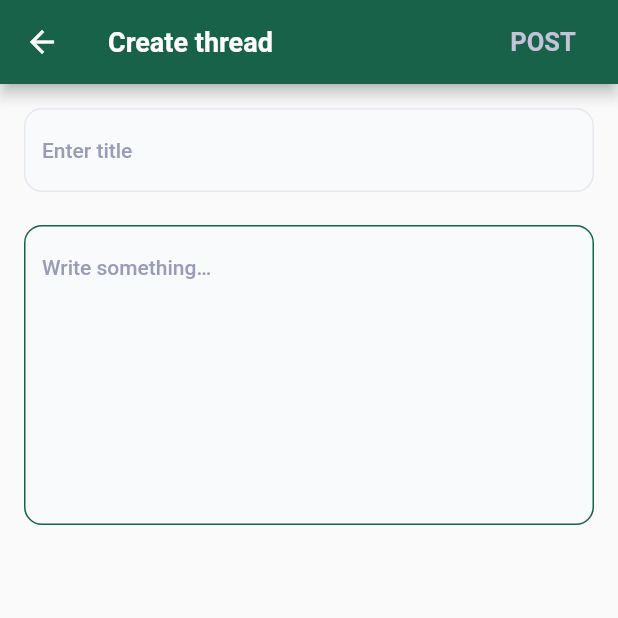
After one commit to Kairete/KaireteApp, a Flutter app: the ThredCreateScreen screen opened directly, on a phone screen of 412 x 824 dp, the top half of it. The commit adds this screen. Run offline on Flutter 3.47's test engine with Material 2 defaults, Android fonts, the phone set to English and light mode, and no system bars; our stand-ins replace awesome_notifications, cached_network_image, contained_tab_bar_view, dio, firebase_core, firebase_messaging and 10 more; accounts and stored records are empty; network calls fail; Roboto replaces fonts that are missing (BeVietnamPro); statements that could not run were skipped; project files that could hold a hidden picture were left out.

Commit message:
update forum

```diff
--- a/lib/components/kairete_icon.dart
+++ b/lib/components/kairete_icon.dart
@@ -27,6 +27,7 @@ class SvgIcon extends StatelessWidget {
         width: width,
         height: height,
         color: color ?? kPrimaryColor,
+        fit: BoxFit.scaleDown,
       ),
     );
   }
--- a/lib/constants/api_routes.dart
+++ b/lib/constants/api_routes.dart
@@ -14,4 +14,5 @@ class ApiRoutes {
   static const pushFCM = 'api/users/';
   static const nodeList = 'api/nodes';
   static const nodeDetail = 'api/forums/';
+  static const createThread = 'api/threads';
 }
--- /dev/null
+++ b/lib/features/forum/controllers/thread_create_controller.dart
@@ -0,0 +1,50 @@
+import 'package:flutter/material.dart';
+import 'package:get/get.dart';
+
+import 'package:kairete/components/kairete_popup.dart';
+import 'package:kairete/features/forum/controllers/forum_detail_controller.dart';
+import 'package:kairete/features/newsfeed/controllers/newsfeed_controller.dart';
+import 'package:kairete/features/newsfeed/usecase/newsfeed_usecase.dart';
+
+import '../models/forum_model.dart';
+import '../usecase/forum_usecase.dart';
+
+class ThredCreateController extends GetxController {
+  ForumUsecase usecase = IForumUsecase();
+  TextEditingController textController = TextEditingController();
+  TextEditingController titleController = TextEditingController();
+
+  var isEnable = false.obs;
+  var paths = [].obs;
+  Nodes? item;
+
+  @override
+  void onInit() {
+    item = Get.arguments['item'];
+    super.onInit();
+  }
+
+  void textOnChanged() {
+    isEnable.value =
+        textController.text.isNotEmpty && titleController.text.isNotEmpty;
+  }
+
+  void onCreate() async {
+    final body = {
+      'node_id': item?.nodeId,
+      'title': titleController.text,
+      'message': textController.text,
+    };
+    final json = await usecase.createThread(body: body);
+    if (json != null) {
+      showKairetePopup(
+        onTapDone: () {
+          final forumControler = Get.find<ForumDetailController>();
+          forumControler.fetchItems();
+          Get.back();
+        },
+        content: 'Create successfuly',
+      );
+    }
+  }
+}
--- /dev/null
+++ b/lib/features/forum/screens/thread_create_screen.dart
@@ -0,0 +1,71 @@
+import 'dart:io';
+
+import 'package:flutter/material.dart';
+import 'package:kairete/components/kairete_button.dart';
+import 'package:kairete/components/kairete_form.dart';
+import 'package:kairete/features/newsfeed/controllers/create_newsfeed_controller.dart';
+import 'package:get/get.dart';
+import 'package:flutter_screenutil/flutter_screenutil.dart';
+import '../../../constants/color.dart';
+import '../../../constants/font_constant.dart';
+import '../controllers/thread_create_controller.dart';
+
+// ignore: must_be_immutable
+class ThredCreateScreen extends StatelessWidget {
+  ThredCreateScreen({Key? key}) : super(key: key);
+
+  ThredCreateController controller = Get.put(ThredCreateController());
+
+  @override
+  Widget build(BuildContext context) {
+    return Scaffold(
+      appBar: AppBar(
+        backgroundColor: kPrimaryColor,
+        title: Text(
+          'Create thread',
+          style: kTextHeadingStyle.copyWith(color: Colors.white),
+        ),
+        actions: [
+          Obx(() => KairetePrimaryButton(
+                onTap: () {
+                  controller.onCreate();
+                },
+                title: 'POST',
+                width: 100,
+                state: controller.isEnable.value
+                    ? StateButton.active
+                    : StateButton.disable,
+              ))
+        ],
+      ),
+      body: SingleChildScrollView(
+        child: Container(
+          padding: const EdgeInsets.all(16),
+          child: SafeArea(
+            child: Column(
+              crossAxisAlignment: CrossAxisAlignment.start,
+              children: [
+                KaireteTextField(
+                  onChanged: (value) {
+                    controller.textOnChanged();
+                  },
+                  hint: 'Enter title',
+                  controller: controller.titleController,
+                ),
+                KaireteTextField(
+                  onChanged: (value) {
+                    controller.textOnChanged();
+                  },
+                  hint: 'Write something…',
+                  maxLine: 10,
+                  borderColor: kPrimaryColor,
+                  controller: controller.textController,
+                ),
+              ],
+            ),
+          ),
+        ),
+      ),
+    );
+  }
+}
```
Also changed, not shown: lib/features/forum/controllers/forum_detail_controller.dart (+8 -0 lines), lib/features/forum/models/forum_detail_model.dart (+9 -2 lines), lib/features/forum/screens/forum_detail_screen.dart (+79 -83 lines), lib/features/forum/usecase/forum_usecase.dart (+11 -0 lines), lib/features/newsfeed/screens/newsfeed_screen.dart (+6 -2 lines), assets/icons/ic_view_eye.svg (added).
